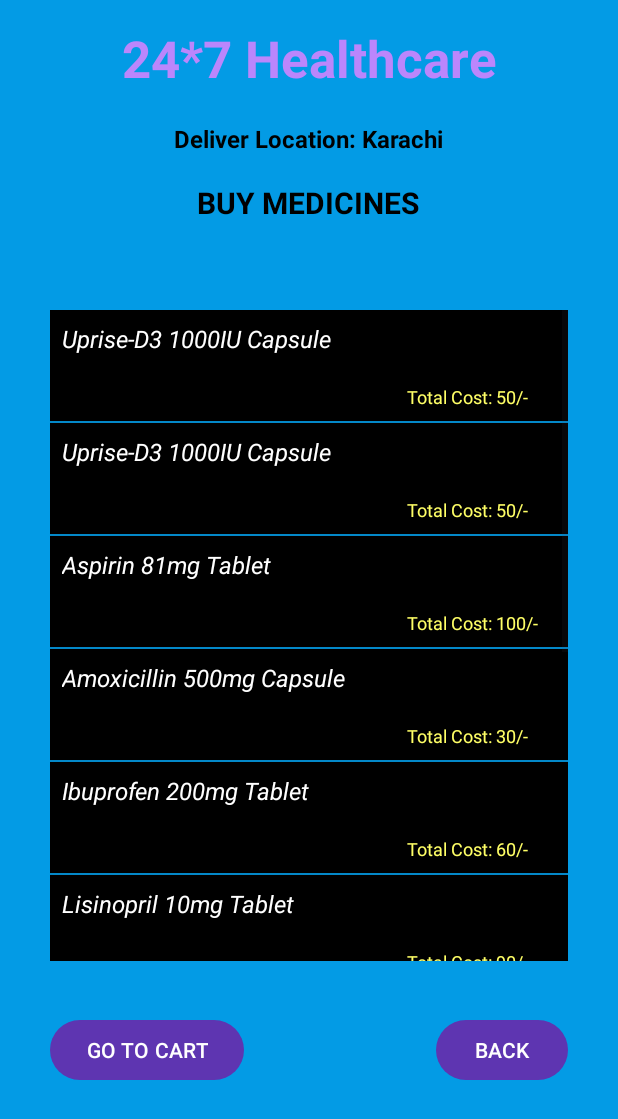
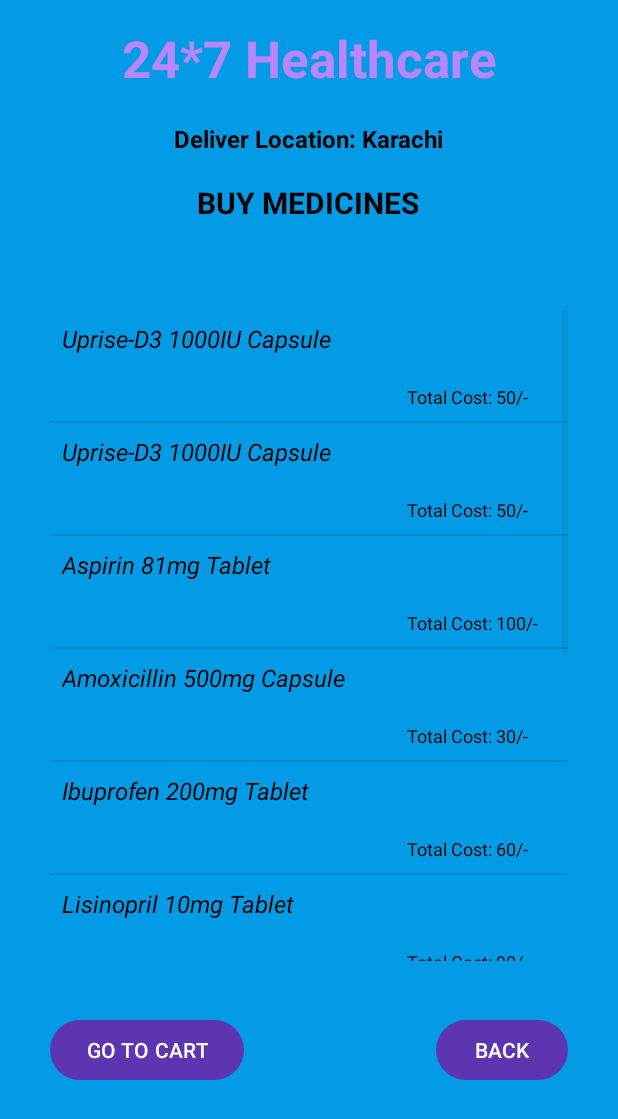
Before and after one commit to HashirYamin/AndroidHealthCareAppProject, an Android app: the BuyMedicineActivity screen opened directly, with no data from a screen before it, on a phone screen of 412 x 824 dp. Shown: the top 1119 px of the screen. Run offline under Robolectric (Android 15) with nearby library versions, the light colour scheme and no system bars.

Commit message:
inner functionality working properly

```diff
--- a/app/src/main/java/com/example/signin/LoginAppSplashScreen.java
+++ b/app/src/main/java/com/example/signin/LoginAppSplashScreen.java
@@ -27,6 +27,7 @@ public class LoginAppSplashScreen extends AppCompatActivity {
                     intent = new Intent(LoginAppSplashScreen.this,LoginActivity.class);
                 }
                 startActivity(intent);
+                finish();
             }
         },1000);
 
--- a/app/src/main/res/layout/activity_doctor_details.xml
+++ b/app/src/main/res/layout/activity_doctor_details.xml
@@ -5,7 +5,7 @@
     android:layout_width="match_parent"
     android:layout_height="match_parent"
     android:background="@drawable/find_doc_bg"
-
+    android:id="@+id/constraint_layout"
     tools:context=".DoctorDetailsActivity"
     tools:layout_editor_absoluteX="0dp"
     tools:layout_editor_absoluteY="4dp">
--- a/app/src/main/res/layout/multi_lines.xml
+++ b/app/src/main/res/layout/multi_lines.xml
@@ -4,7 +4,7 @@
     android:orientation="vertical"
     android:layout_width="match_parent"
     android:layout_height="match_parent"
-    android:background="@color/black"
+    android:background="@android:color/transparent"
     android:padding="8dp"
     >
     <TextView
@@ -12,7 +12,7 @@
         android:layout_width="match_parent"
         android:layout_height="wrap_content"
         android:text="TextView"
-        android:textColor="@color/white"
+        android:textColor="@color/black"
         android:textSize="16sp"
         android:textStyle="italic"
         />
@@ -22,7 +22,7 @@
         android:layout_width="match_parent"
         android:layout_height="wrap_content"
         android:text="TextView"
-        android:textColor="#FFF000"
+        android:textColor="@color/black"
         android:textSize="14sp"
         />
     <LinearLayout
@@ -37,7 +37,7 @@
             android:layout_weight="0.20"
             android:layout_height="wrap_content"
             android:text="TextView"
-            android:textColor="#ffff66"
+            android:textColor="@color/black"
             android:textSize="12sp"
             />
         <TextView
@@ -46,7 +46,7 @@
             android:layout_weight="0.50"
             android:layout_height="wrap_content"
             android:text="TextView"
-            android:textColor="#ffff66"
+            android:textColor="@color/black"
             android:textSize="12sp"
             />
         <TextView
@@ -55,7 +55,7 @@
             android:layout_weight="0.30"
             android:layout_height="wrap_content"
             android:text="TextView"
-            android:textColor="#ffff66"
+            android:textColor="@color/black"
             android:textSize="12sp"
             />
 
```
Also changed, not shown: app/src/main/java/com/example/signin/DoctorDetailsActivity.java (+19 -11 lines), app/src/main/res/drawable/cardiologist.jpg (added), app/src/main/res/drawable/dentist.jpg (added), app/src/main/res/drawable/nutritionist.jpg (added), app/src/main/res/drawable/surgeon.jpg (added).
